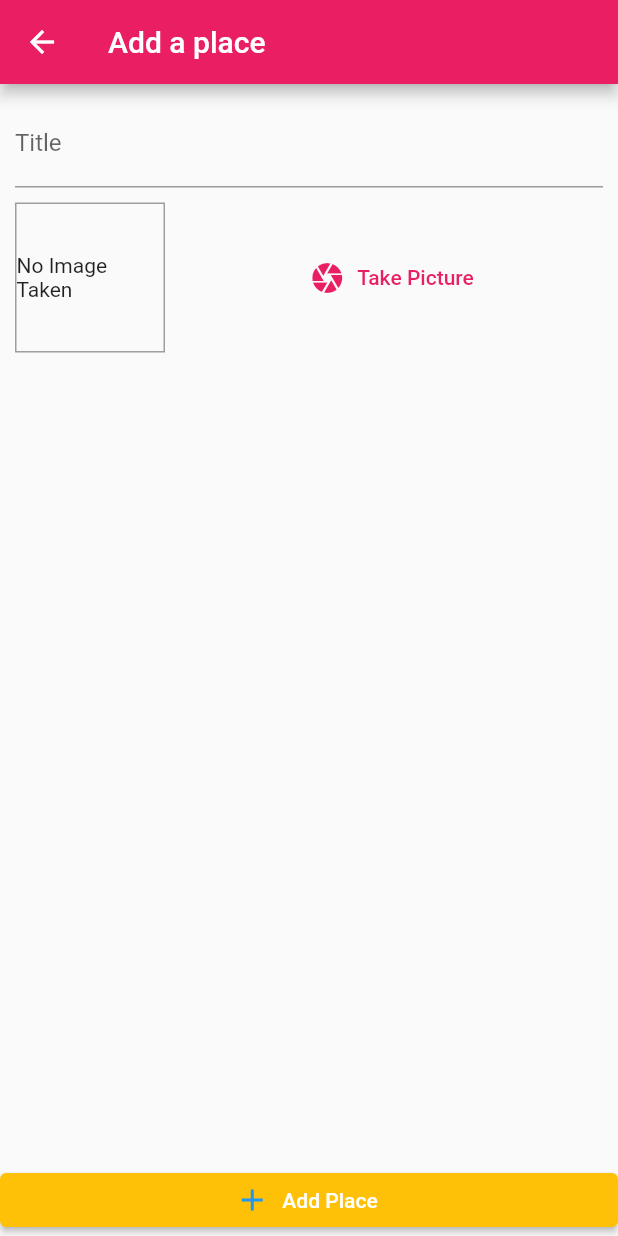
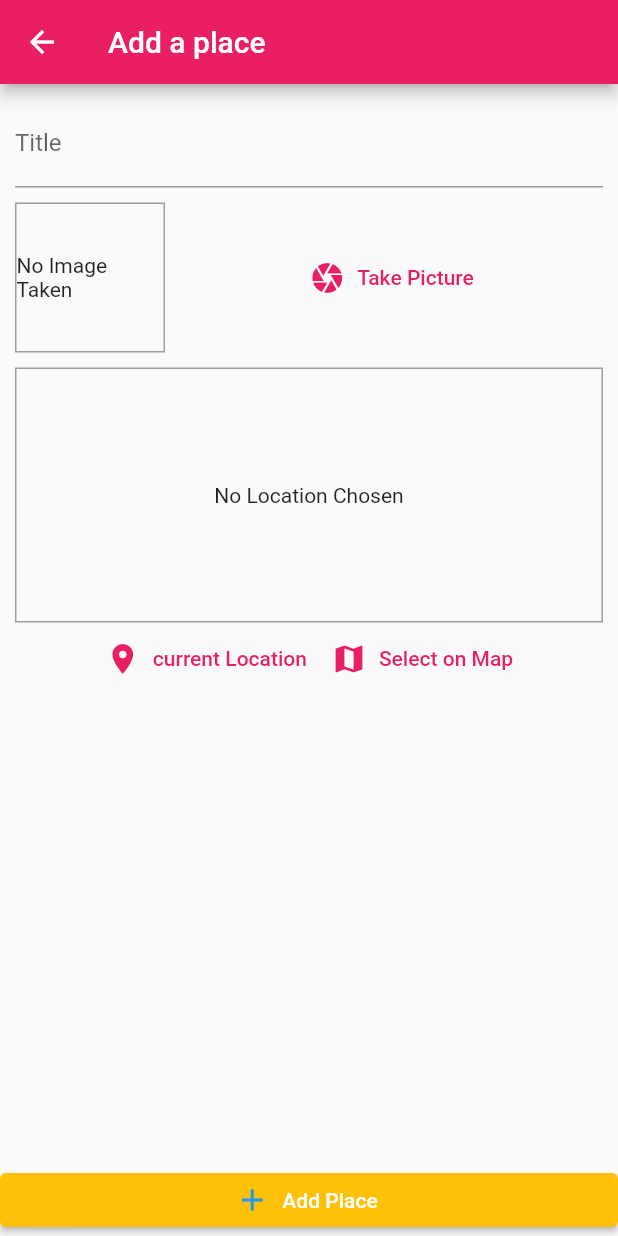
Before and after one commit to pradiprajbhandari1/Places_app, a Flutter app: the AddPlaceScreen screen opened by its route, on a phone screen of 412 x 824 dp. Run offline on Flutter 3.47's test engine with Material 2 defaults, Android fonts, the phone set to English and light mode, and no system bars; our stand-ins replace image_picker, location, sqflite; accounts and stored records are empty.

```diff
--- a/lib/screens/add_place_screen.dart
+++ b/lib/screens/add_place_screen.dart
@@ -6,11 +6,12 @@ import '../widgets/image_input.dart';
 
 import 'package:provider/provider.dart';
 import '../providers/great_places.dart';
+import '../widgets/location_input.dart';
+
 
 class AddPlaceScreen extends StatefulWidget {
   static const routeName ='/add-place';
 
-  const AddPlaceScreen({Key key}) : super(key: key);
 
 
   @override
@@ -71,8 +72,12 @@ void _savePlace() {
 
                SizedBox( height: 10,),
                 ImageInput(_selectImage),
+                  SizedBox( height: 10,),
+                  LocationInput(),
 
-  ],
+
+
+                ],
     ),
             )
 
@@ -87,7 +92,7 @@ void _savePlace() {
           ElevatedButton.icon(
             icon: const Icon(Icons.add, color: Colors.blue,),
             label: const Text('Add Place'),
-            onPressed:() {},
+            onPressed: _savePlace,
 
 
               style: ElevatedButton.styleFrom(
--- a/lib/widgets/location_input.dart
+++ b/lib/widgets/location_input.dart
@@ -0,0 +1,66 @@
+
+import 'package:flutter/material.dart';
+import 'package:location/location.dart';
+
+class LocationInput extends StatefulWidget {
+
+
+  @override
+  State<LocationInput> createState() => _LocationInputState();
+}
+
+class _LocationInputState extends State<LocationInput> {
+
+  String _previewImageUrl;
+  Future<void> _getCurrentUserLocation() async
+  {
+    Location location = Location();
+   final locData = await location.getLocation();
+   print (locData.latitude);
+   print(locData.longitude);
+  }
+
+  @override
+  Widget build(BuildContext context) {
+    return Column(children: <Widget>[
+      Container(
+        height: 170,
+        width: double.infinity,
+        alignment: Alignment.center,
+        decoration: BoxDecoration(
+          border: Border.all(width: 1, color: Colors.grey),
+        ),
+        child: _previewImageUrl == null
+            ? Text(
+          'No Location Chosen',
+          textAlign: TextAlign.center,
+        )
+            : Image.network(
+          _previewImageUrl,
+          fit: BoxFit.cover,
+          width: double.infinity,
+        ),
+      ),
+      Row(
+        mainAxisAlignment: MainAxisAlignment.center,
+        children: <Widget>[
+          TextButton.icon(
+            icon: Icon(
+              Icons.location_on,
+            ),
+            label: Text('current Location'),
+            onPressed: _getCurrentUserLocation,
+          ),
+          TextButton.icon(
+            icon: Icon(
+              Icons.map,
+            ),
+            label: Text('Select on Map'),
+            onPressed: () {},
+          ),
+        ],
+      ),
+    ],
+    );
+  }
+}
--- a/pubspec.yaml
+++ b/pubspec.yaml
@@ -35,6 +35,8 @@ dependencies:
   path_provider: ^2.1.0
   path: ^1.8.2
   sqflite: ^1.1.5
+  location: ^2.3.5
+
 
 
 
```
Also changed, not shown: pubspec.lock.
